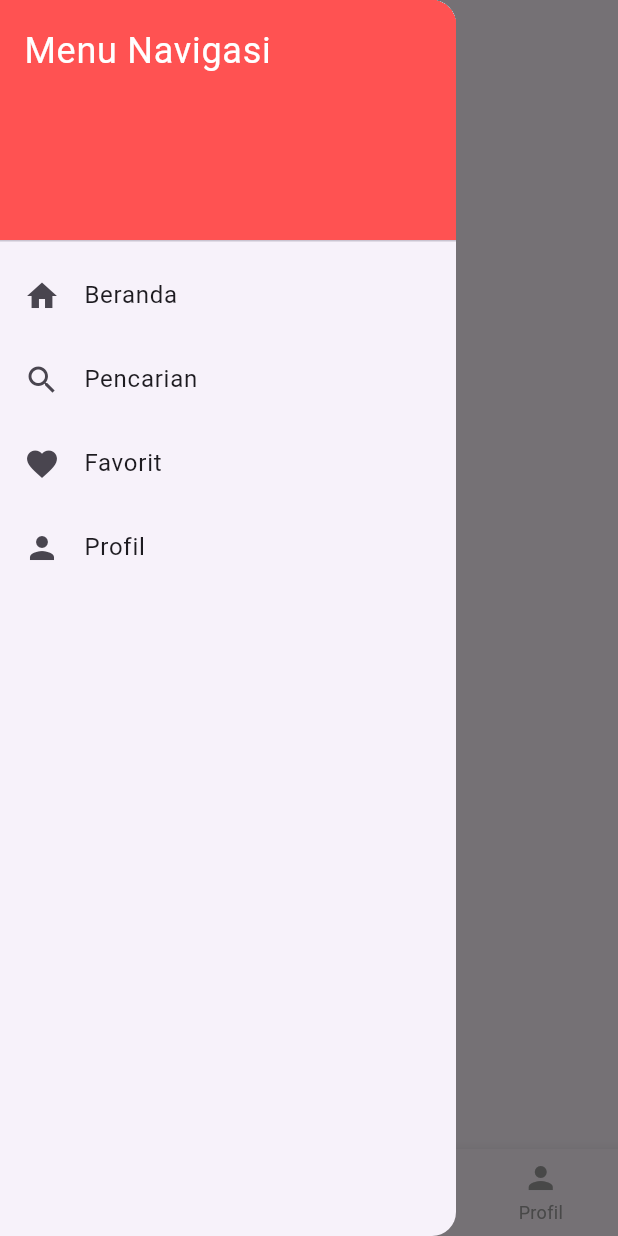
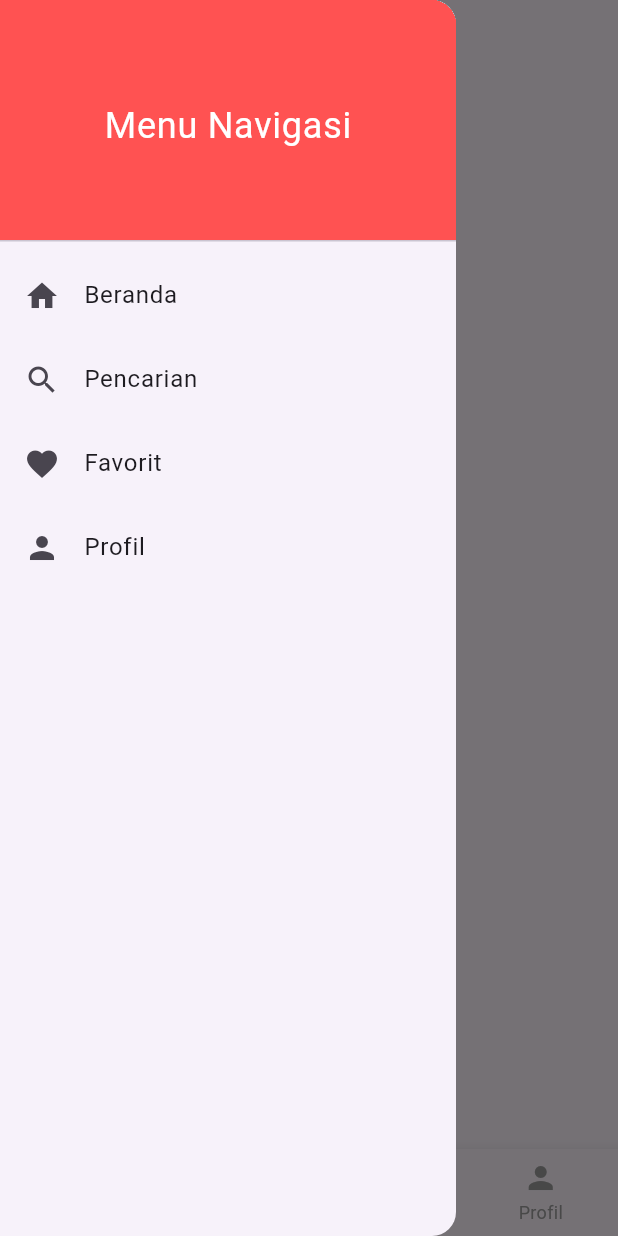
Before and after one commit to agusdwyna/basic_flutter, a Flutter app: the HomePage screen opened directly, with the side drawer open, on a phone screen of 412 x 824 dp. Run offline on Flutter 3.47's test engine with Material 3 defaults, Android fonts, the phone set to English and light mode, and no system bars.

```diff
--- /dev/null
+++ b/lib/beranda_page.dart
@@ -0,0 +1,10 @@
+import 'package:flutter/material.dart';
+
+class BerandaPage extends StatelessWidget {
+  const BerandaPage({super.key});
+
+  @override
+  Widget build(BuildContext context) {
+    return const Center(child: Text('Beranda'));
+  }
+}
--- a/lib/home.dart
+++ b/lib/home.dart
@@ -1,5 +1,8 @@
 import 'package:flutter/material.dart';
-import 'package:belajar_navigasi/login_page.dart';
+import 'package:belajar_navigasi/beranda_page.dart';
+import 'package:belajar_navigasi/pencarian_page.dart';
+import 'package:belajar_navigasi/favorit_page.dart';
+import 'package:belajar_navigasi/profil_page.dart';
 
 class HomePage extends StatefulWidget {
   const HomePage({super.key});
@@ -12,10 +15,10 @@ class _HomePageState extends State<HomePage> {
   int _selectedIndex = 0;
 
   final List<Widget> _pages = [
-    const Center(child: Text('Beranda')),
-    const Center(child: Text('Pencarian')),
-    const Center(child: Text('Favorit')),
-    const Center(child: Text('Profil')),
+    const BerandaPage(), // Gunakan widget halaman
+    const PencarianPage(),
+    const FavoritPage(),
+    const ProfilPage(),
   ];
 
   void _onItemTapped(int index) {
@@ -28,17 +31,19 @@ class _HomePageState extends State<HomePage> {
   Widget build(BuildContext context) {
     return Scaffold(
       appBar: AppBar(title: const Text('Beranda')),
-
-      // Tambahkan drawer di sini
       drawer: Drawer(
         child: ListView(
           padding: EdgeInsets.zero,
           children: [
             const DrawerHeader(
-              decoration: BoxDecoration(color: Colors.redAccent),
-              child: Text(
-                'Menu Navigasi',
-                style: TextStyle(color: Colors.white, fontSize: 24),
+              decoration: BoxDecoration(
+                color: Color.fromARGB(255, 255, 82, 82),
+              ),
+              child: Center(
+                child: Text(
+                  'Menu Navigasi',
+                  style: TextStyle(fontSize: 24, color: Colors.white),
+                ),
               ),
             ),
             ListTile(
@@ -76,7 +81,6 @@ class _HomePageState extends State<HomePage> {
           ],
         ),
       ),
-
       body: _pages[_selectedIndex],
       bottomNavigationBar: BottomNavigationBar(
         type: BottomNavigationBarType.fixed,
```
Also changed, not shown: lib/favorit_page.dart (added, +10 -0 lines), lib/pencarian_page.dart (added, +10 -0 lines), lib/profil_page.dart (added, +10 -0 lines).
